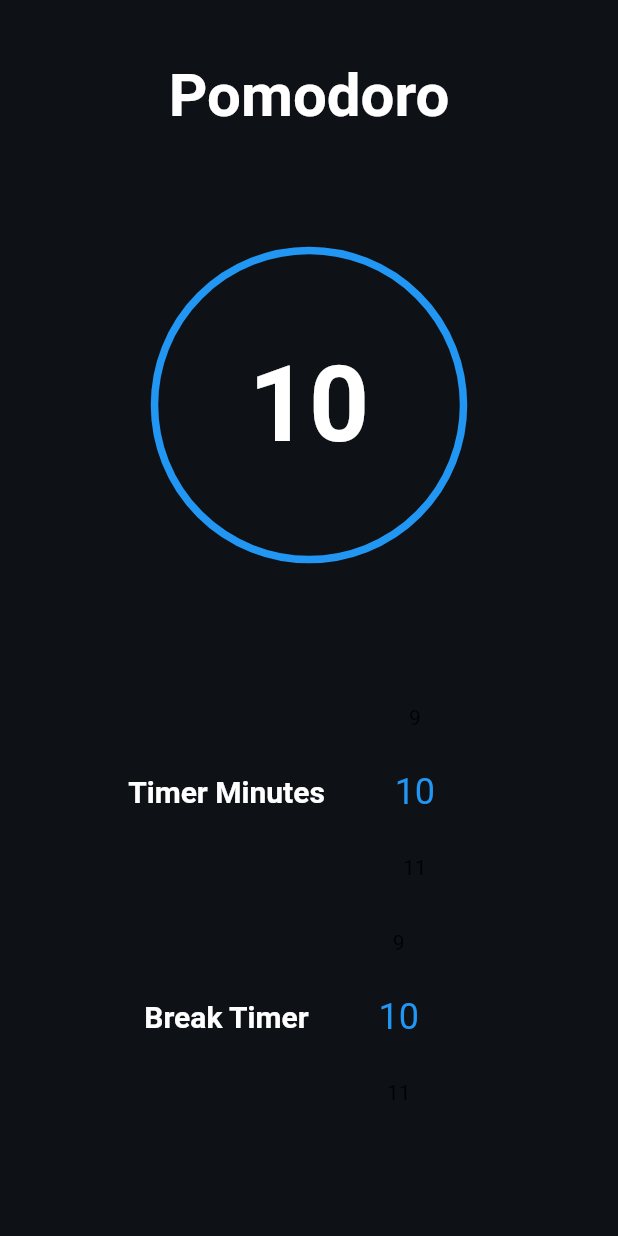
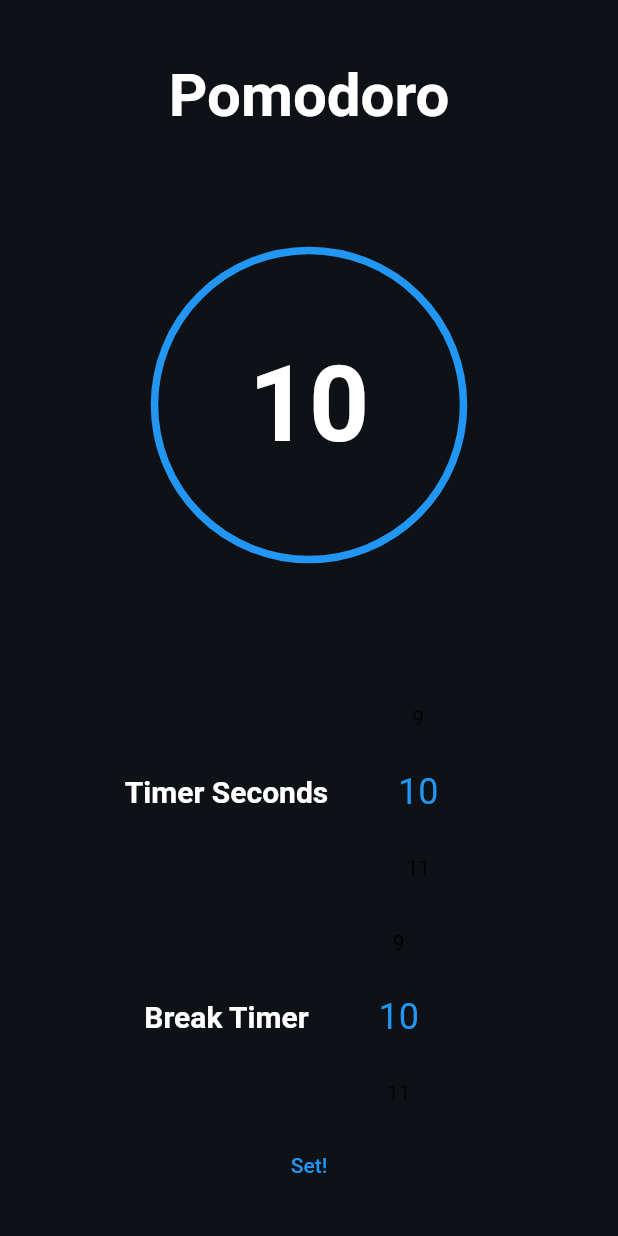
Before and after one commit to BrawlerXull/Stopwatch, a Flutter app: the screen it shows after launch, swiped to page 2, on a phone screen of 412 x 824 dp. Run offline on Flutter 3.47's test engine with Material 2 defaults, Android fonts, the phone set to English and light mode, and no system bars; drawn by our look-alikes of circular_countdown_timer, numberpicker; our stand-ins replace get.

Commit message:
pomodoro screen ready with getx

```diff
--- a/lib/screens/landingpage/view/LandingPage.dart
+++ b/lib/screens/landingpage/view/LandingPage.dart
@@ -1,6 +1,6 @@
 import 'package:flutter/material.dart';
 import 'package:stopwatch/screens/pomodoropage/view/PomodoroPage.dart';
-import 'package:stopwatch/screens/stopwatchpage/view/HomePage.dart';
+import 'package:stopwatch/screens/stopwatchpage/view/StopWatchPage.dart';
 
 class LandingPage extends StatefulWidget {
   const LandingPage({super.key});
--- a/lib/screens/pomodoropage/controller/PomodoroPageController.dart
+++ b/lib/screens/pomodoropage/controller/PomodoroPageController.dart
@@ -0,0 +1,15 @@
+import 'package:get/get.dart';
+import 'package:get/get_state_manager/get_state_manager.dart';
+
+class PomodoroPageController extends GetxController {
+  RxInt valueTimer = 10.obs;
+  RxInt valueBreak = 10.obs;
+
+  void change_timer_value(int value) {
+    valueTimer.value = value;
+  }
+
+  void change_break_value(int value) {
+    valueBreak.value = value;
+  }
+}
--- a/lib/screens/pomodoropage/view/PomodoroPage.dart
+++ b/lib/screens/pomodoropage/view/PomodoroPage.dart
@@ -1,7 +1,10 @@
+import 'dart:async';
+
 import 'package:circular_countdown_timer/circular_countdown_timer.dart';
 import 'package:flutter/material.dart';
-import 'package:flutter_time_picker_spinner/flutter_time_picker_spinner.dart';
+import 'package:get/get_state_manager/get_state_manager.dart';
 import 'package:numberpicker/numberpicker.dart';
+import 'package:stopwatch/screens/pomodoropage/controller/PomodoroPageController.dart';
 
 class PomodoroPage extends StatefulWidget {
   const PomodoroPage({super.key});
@@ -12,9 +15,8 @@ class PomodoroPage extends StatefulWidget {
 
 class _PomodoroPageState extends State<PomodoroPage> {
   final CountDownController _controller = CountDownController();
-  int _valueTimer = 10;
-  int _valueBreak = 10;
-  // DateTime? _time;
+  final PomodoroPageController controller = PomodoroPageController();
+
   @override
   Widget build(BuildContext context) {
     return Scaffold(
@@ -24,7 +26,7 @@ class _PomodoroPageState extends State<PomodoroPage> {
           child: Column(
             crossAxisAlignment: CrossAxisAlignment.center,
             children: [
-              SizedBox(
+              const SizedBox(
                 height: 40,
               ),
               const Text(
@@ -34,14 +36,15 @@ class _PomodoroPageState extends State<PomodoroPage> {
                     fontSize: 40,
                     fontWeight: FontWeight.bold),
               ),
-              SizedBox(
+              const SizedBox(
                 height: 80,
               ),
               CircularCountDownTimer(
+                autoStart: false,
                 controller: _controller,
                 width: MediaQuery.of(context).size.width / 2,
                 height: MediaQuery.of(context).size.width / 2,
-                duration: 10,
+                duration: controller.valueTimer.value,
                 isTimerTextShown: true,
                 isReverseAnimation: false,
                 isReverse: true,
@@ -52,15 +55,20 @@ class _PomodoroPageState extends State<PomodoroPage> {
                 textFormat: CountdownTextFormat.S,
                 fillColor: Colors.red,
                 ringColor: Colors.blue,
+                onComplete: () {
+                  Timer(Duration(seconds: controller.valueBreak.value), () {
+                    _controller.start();
+                  });
+                },
               ),
-              SizedBox(
+              const SizedBox(
                 height: 80,
               ),
               Row(
                 mainAxisAlignment: MainAxisAlignment.center,
                 children: [
                   const Text(
-                    "Timer Minutes",
+                    "Timer Seconds",
                     style: TextStyle(
                       color: Colors.white,
                       fontSize: 20,
@@ -70,16 +78,14 @@ class _PomodoroPageState extends State<PomodoroPage> {
                   const SizedBox(
                     width: 10,
                   ),
-                  NumberPicker(
+                  Obx(() => NumberPicker(
                         minValue: 1,
                         maxValue: 60,
-                    value: _valueTimer,
+                        value: controller.valueTimer.value,
                         onChanged: (value) {
-                      setState(() {
-                        _valueTimer = value;
-                      });
+                          controller.change_timer_value(value);
                         },
-                  )
+                      ))
                 ],
               ),
               Row(
@@ -96,18 +102,24 @@ class _PomodoroPageState extends State<PomodoroPage> {
                   const SizedBox(
                     width: 10,
                   ),
-                  NumberPicker(
+                  Obx(
+                    () => NumberPicker(
                       minValue: 1,
                       maxValue: 60,
-                    value: _valueBreak,
+                      value: controller.valueBreak.value,
                       onChanged: (value) {
-                      setState(() {
-                        _valueBreak = value;
-                      });
+                        controller.change_break_value(value);
                       },
                     ),
+                  )
                 ],
               ),
+              TextButton(
+                onPressed: () {
+                  _controller.start();
+                },
+                child: Text("Set!"),
+              )
             ],
           ),
         ),
```
Lines whose indentation alone changed are shown as unchanged.
